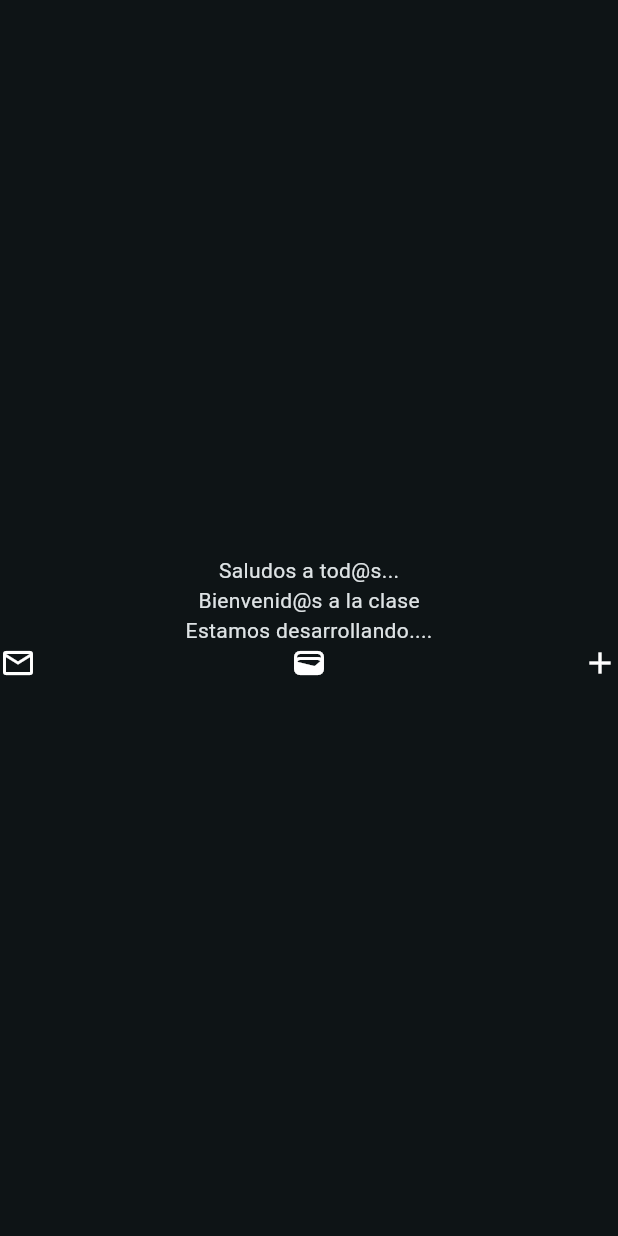
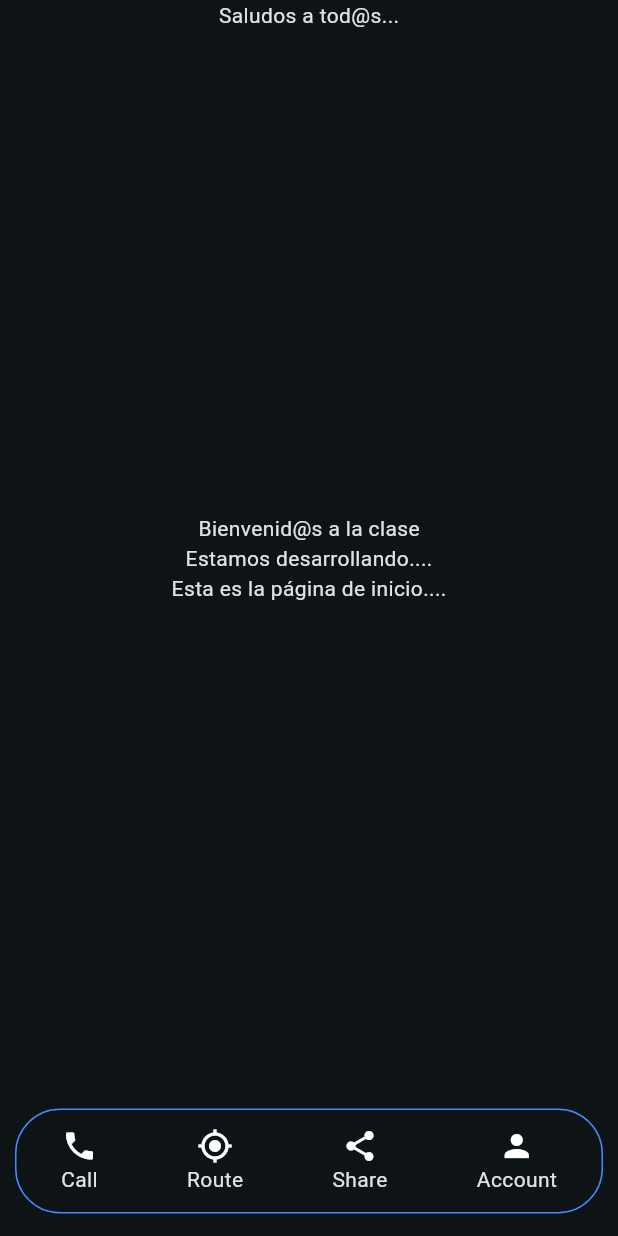
Before and after one commit to csparedes-pucesi/primer-proyecto-flutter, a Flutter app: the InitPage screen opened directly, on a phone screen of 412 x 824 dp. Run offline on Flutter 3.47's test engine with Material 3 defaults, Android fonts, the phone set to English and light mode, and no system bars; our stand-ins replace go_router.

Commit message:
Fin cuarta semana

```diff
--- a/lib/pages/init_page.dart
+++ b/lib/pages/init_page.dart
@@ -1,32 +1,26 @@
 import 'package:flutter/material.dart';
+import 'package:primer_proyecto_flutter/widgets/nav_bar_widget.dart';
 
 class InitPage extends StatelessWidget {
   const InitPage({super.key});
 
   @override
   Widget build(BuildContext context) {
-    final greetings = "Saludos a tod@s...";
-    return Center(
-          child: SingleChildScrollView(
-            // scrollDirection: Axis.horizontal,
-            child: Column(
-              mainAxisAlignment: MainAxisAlignment.center,
-              crossAxisAlignment: CrossAxisAlignment.center,
-              children: [
-                Text(greetings),
-                const Text("Bienvenid@s a la clase"),
-                const Text("Estamos desarrollando...."),
-                const Row(
-                  mainAxisAlignment: MainAxisAlignment.spaceBetween,
-                  children: [
-                    Icon(Icons.email_outlined),
-                    Icon(Icons.wallet),
-                    Icon(Icons.add),
-                  ],
-                )
-              ],
-            ),
+    return const Scaffold(
+      body: Column(
+        mainAxisAlignment: MainAxisAlignment.spaceBetween,
+        children: [
+          Text("Saludos a tod@s..."),
+          Column(
+            children: [
+              Text("Bienvenid@s a la clase"),
+              Text("Estamos desarrollando...."),
+              Text("Esta es la página de inicio....")
+            ],
           ),
-        );
+          NavBarWidget()
+        ],
+      ),
+    );
   }
 }
--- /dev/null
+++ b/lib/routes/route.dart
@@ -0,0 +1,39 @@
+
+
+import 'package:go_router/go_router.dart';
+import 'package:primer_proyecto_flutter/pages/account_page.dart';
+import 'package:primer_proyecto_flutter/pages/call_page.dart';
+import 'package:primer_proyecto_flutter/pages/init_page.dart';
+import 'package:primer_proyecto_flutter/pages/route_page.dart';
+import 'package:primer_proyecto_flutter/pages/share_page.dart';
+
+class RouteNames {
+  static String home = '/';
+  static String call = '/call';
+  static String route = '/route';
+  static String share = '/share';
+  static String account = '/account';
+}
+
+final routesConfig = GoRouter(routes: [
+  GoRoute(
+    path: RouteNames.home,
+    builder: (context, state) => const InitPage(),
+  ),
+  GoRoute(
+    path: RouteNames.call,
+    builder: (context, state) => const CallPage(),
+  ),
+  GoRoute(
+    path: RouteNames.route,
+    builder: (context, state) => const RoutePage(),
+  ),
+  GoRoute(
+    path: RouteNames.share,
+    builder: (context, state) => const SharePage(),
+  ),
+  GoRoute(
+    path: RouteNames.account,
+    builder: (context, state) => const AccountPage(),
+  ),
+]);
--- a/lib/widgets/nav_bar_widget.dart
+++ b/lib/widgets/nav_bar_widget.dart
@@ -1,8 +1,6 @@
 import 'package:flutter/material.dart';
-import 'package:primer_proyecto_flutter/pages/account_page.dart';
-import 'package:primer_proyecto_flutter/pages/call_page.dart';
-import 'package:primer_proyecto_flutter/pages/route_page.dart';
-import 'package:primer_proyecto_flutter/pages/share_page.dart';
+import 'package:go_router/go_router.dart';
+import 'package:primer_proyecto_flutter/routes/route.dart';
 
 class NavBarWidget extends StatelessWidget {
   const NavBarWidget({
@@ -16,10 +14,9 @@ class NavBarWidget extends StatelessWidget {
       width: double.infinity,
       margin: const EdgeInsets.symmetric(horizontal: 10, vertical: 15),
       decoration: BoxDecoration(
-        color: Theme.of(context).primaryColor,
-        borderRadius: BorderRadius.circular(30),
-        border: Border.all(color: Colors.blueAccent)
-      ),
+          color: Theme.of(context).primaryColor,
+          borderRadius: BorderRadius.circular(30),
+          border: Border.all(color: Colors.blueAccent)),
       child: Column(
         mainAxisAlignment: MainAxisAlignment.center,
         children: [
@@ -27,64 +24,26 @@ class NavBarWidget extends StatelessWidget {
             mainAxisAlignment: MainAxisAlignment.spaceAround,
             children: [
               GestureDetector(
-                onTap: () {
-                  Navigator.of(context).push(
-                    MaterialPageRoute(
-                      builder: (context) => const CallPage(),
-                    ),
-                  );
-                },
+                onTap: () => context.go(RouteNames.call),
                 child: const Column(
-                  children: [
-                    Icon(Icons.phone),
-                    Text("Call")
-                  ],
+                  children: [Icon(Icons.phone), Text("Call")],
                 ),
               ),
               GestureDetector(
-                onTap: () {
-                  Navigator.of(context).push(
-                    MaterialPageRoute(
-                      builder: (context) => const RoutePage(),
-                    ),
-                  );
-                },
+                onTap: () => context.go(RouteNames.route),
                 child: const Column(
-                  children: [
-                    Icon(Icons.gps_fixed),
-                    Text("Route")
-                  ],
+                  children: [Icon(Icons.gps_fixed), Text("Route")],
                 ),
               ),
               GestureDetector(
-                onTap: () {
-                  Navigator.of(context).push(
-                    MaterialPageRoute(
-                      builder: (context) => const SharePage(),
-                    ),
-                  );
-                },
+                onTap: () => context.go(RouteNames.share),
                 child: const Column(
-                  children: [
-                    Icon(Icons.share),
-                    Text("Share")
-                  ],
+                  children: [Icon(Icons.share), Text("Share")],
                 ),
               ),
               GestureDetector(
-                onTap: () {
-                  Navigator.of(context).push(
-                    MaterialPageRoute(
-                      builder: (context) => const AccountPage(),
-                    ),
-                  );
-                },
-                child: const Column(
-                  children: [
-                    Icon(Icons.person),
-                    Text("Account")
-                  ],
-                ),
+                onTap: () => context.go(RouteNames.account),
+                child: const IconButtonTextWidget(icon: Icons.person,label: "Account"),
               ),
             ],
           ),
@@ -93,3 +52,21 @@ class NavBarWidget extends StatelessWidget {
     );
   }
 }
+
+class IconButtonTextWidget extends StatelessWidget {
+  final IconData icon;
+  final String label;
+
+  const IconButtonTextWidget({
+    super.key,
+    required this.icon,
+    required this.label,
+  });
+
+  @override
+  Widget build(BuildContext context) {
+    return Column(
+      children: [Icon(icon), Text(label)],
+    );
+  }
+}
--- a/pubspec.yaml
+++ b/pubspec.yaml
@@ -36,6 +36,7 @@ dependencies:
   # The following adds the Cupertino Icons font to your application.
   # Use with the CupertinoIcons class for iOS style icons.
   cupertino_icons: ^1.0.6
+  go_router: ^14.1.1
 
 dev_dependencies:
   flutter_test:
```
Also changed, not shown: lib/main.dart (+3 -7 lines), pubspec.lock.
